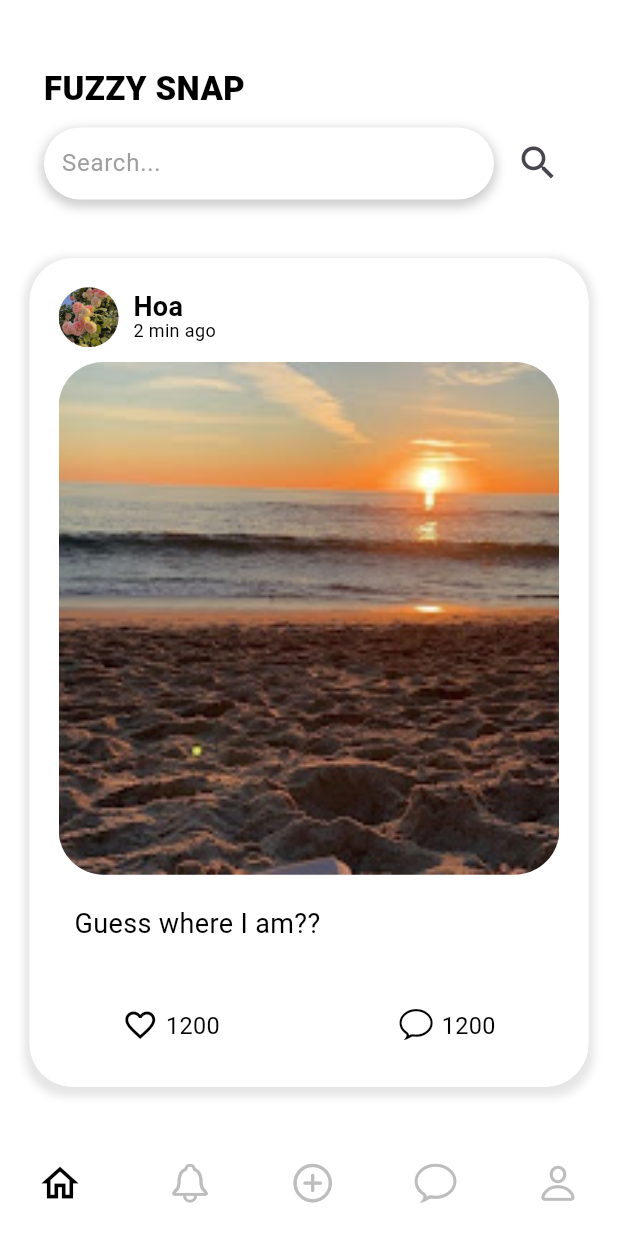
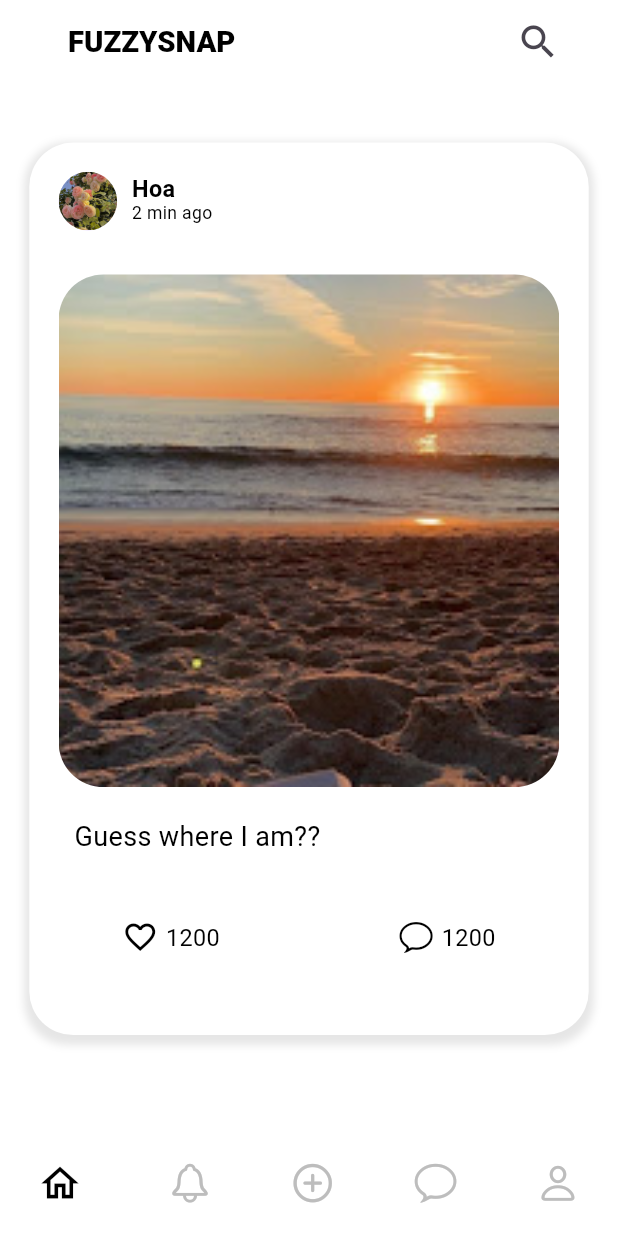
Before and after one commit to viet290423/GiaoDienNguoiMay, a Flutter app: the screen it shows after launch, on a phone screen of 412 x 824 dp. Run offline on Flutter 3.47's test engine with Material 3 defaults, Android fonts, the phone set to English and light mode, and no system bars; drawn by our look-alikes of google_nav_bar; our stand-ins replace auto_size_text, camera, get, socket_io_client, timeago; network calls fail; Roboto replaces fonts that are missing (Montserrat, Poppins).

Commit message:
sua search

```diff
--- a/demo/lib/auth/login.dart
+++ b/demo/lib/auth/login.dart
@@ -1,4 +1,4 @@
-import 'package:demo/screen/main_screen.dart';
+import 'package:demo/screen/home/main_screen.dart';
 import 'package:flutter/material.dart';
 
 class LoginScreen extends StatelessWidget {
--- a/demo/lib/main.dart
+++ b/demo/lib/main.dart
@@ -1,6 +1,6 @@
 import 'package:demo/auth/login.dart';
 import 'package:demo/auth/create_account.dart';
-import 'package:demo/screen/main_screen.dart';
+import 'package:demo/screen/home/main_screen.dart';
 // import 'package:demo/screen/test.dart';
 import 'package:flutter/material.dart';
 import 'package:get/get_navigation/get_navigation.dart';
--- a/demo/lib/screen/account_screen.dart
+++ b/demo/lib/screen/account/account_screen.dart
@@ -1,5 +1,5 @@
 import 'package:demo/app/dimensions.dart';
-import 'package:demo/screen/setting_screen.dart';
+import 'package:demo/screen/account/setting_screen.dart';
 import 'package:flutter/material.dart';
 
 class AccountScreen extends StatelessWidget {
@@ -52,7 +52,7 @@ class AccountScreen extends StatelessWidget {
                     backgroundImage: AssetImage('assets/images/flowers.png'),
                   ),
                   Text(
-                    'TML VIET',
+                    'USER NAME',
                     style: TextStyle(
                       fontSize: 30,
                       fontWeight: FontWeight.bold,
--- a/demo/lib/screen/setting_screen.dart
+++ b/demo/lib/screen/account/setting_screen.dart
@@ -1,6 +1,6 @@
 import 'package:flutter/material.dart';
-import '../auth/login.dart';
-import '../widgets/setting_widget.dart';
+import '../../auth/login.dart';
+import '../../widgets/setting_widget.dart';
 import 'account_screen.dart';
 
 class SettingScreen extends StatefulWidget {
--- a/demo/lib/screen/save_add_screen.dart
+++ b/demo/lib/screen/add/save_add_screen.dart
@@ -1,5 +1,5 @@
-import 'package:demo/screen/hienthi.dart';
-import 'package:demo/screen/home_screen.dart';
+import 'package:demo/screen/add/hienthi.dart';
+import 'package:demo/screen/home/home_screen.dart';
 import 'package:flutter/material.dart';
 import 'dart:io';
 import 'dart:convert';
--- a/demo/lib/screen/home_screen.dart
+++ b/demo/lib/screen/home/home_screen.dart
@@ -1,8 +1,8 @@
 import 'package:demo/app/dimensions.dart';
+import 'package:demo/screen/account/userposts_screen.dart';
 import 'package:flutter/cupertino.dart';
 import 'package:flutter/material.dart';
-import 'package:demo/app/dimensions.dart';
-import 'package:demo/screen/add_screen.dart';
+import 'package:demo/screen/add/add_screen.dart';
 import 'package:demo/widgets/comment_widget.dart';
 import 'package:demo/widgets/like_widget.dart';
 
@@ -56,7 +56,7 @@ class _HomeScreenState extends State<HomeScreen> {
     } else {
       return posts
           .where((post) =>
-              post['name'].toLowerCase().contains(searchQuery.toLowerCase()))
+          post['name'].toLowerCase().contains(searchQuery.toLowerCase()))
           .toList();
     }
   }
@@ -64,17 +64,47 @@ class _HomeScreenState extends State<HomeScreen> {
   @override
   Widget build(BuildContext context) {
     return Scaffold(
+      appBar: AppBar(
+        backgroundColor: Colors.white,
+        title: Padding(
+          padding: EdgeInsets.only(left: Dimensions.width30),
+          child: Text(
+            'FUZZYSNAP',
+            style: TextStyle(
+              color: Colors.black,
+              fontSize: Dimensions.font20,
+              fontFamily: 'Montserrat',
+              fontWeight: FontWeight.w800,
+            ),
+          ),
+        ),
+        actions: [
+          Padding(
+            padding: EdgeInsets.only(right: Dimensions.width30),
+            child: IconButton(
+                onPressed: () {
+                  showSearch(
+                      context: context,
+                      delegate: CustomSearch(posts: posts));
+                },
+                icon: Icon(
+                  Icons.search,
+                  size: Dimensions.iconSize24 + 6,
+                )),
+          ),
+        ],
+      ),
       backgroundColor: Colors.transparent,
       body: Stack(
         children: [
           Container(
             margin: EdgeInsets.only(
-                top: Dimensions.height45,
+                // top: Dimensions.height45,
                 left: Dimensions.width10,
                 right: Dimensions.width10),
             child: Column(
               children: [
-                _buildHeader(),
+                // _buildHeader(),
                 SizedBox(height: Dimensions.height10),
                 Expanded(
                   child: PageView.builder(
@@ -94,79 +124,11 @@ class _HomeScreenState extends State<HomeScreen> {
     );
   }
 
-  Widget _buildHeader() {
-    return Column(
-      mainAxisAlignment: MainAxisAlignment.start,
-      crossAxisAlignment: CrossAxisAlignment.start,
-      children: [
-        Padding(
-          padding: EdgeInsets.symmetric(horizontal: Dimensions.width20),
-          child: const SizedBox(
-            child: Text(
-              'FUZZY SNAP',
-              style: TextStyle(
-                color: Colors.black,
-                fontSize: 22,
-                fontFamily: 'Montserrat',
-                fontWeight: FontWeight.w800,
-              ),
-            ),
-          ),
-        ),
-        const SizedBox(height: 10),
-        Padding(
-          padding: EdgeInsets.symmetric(horizontal: Dimensions.width20),
-          child: Row(
-            mainAxisAlignment: MainAxisAlignment.spaceBetween,
-            children: [
-              Container(
-                width: 300,
-                padding:
-                    EdgeInsets.symmetric(horizontal: Dimensions.width10 + 2),
-                decoration: BoxDecoration(
-                  color: Colors.white,
-                  borderRadius: BorderRadius.circular(Dimensions.radius30),
-                  boxShadow: [
-                    BoxShadow(
-                      color: Colors.grey.withOpacity(0.5),
-                      spreadRadius: 2,
-                      blurRadius: 5,
-                      offset: const Offset(0, 3),
-                    ),
-                  ],
-                ),
-                child: TextField(
-                  controller: searchController,
-                  decoration: const InputDecoration(
-                    hintText: 'Search...',
-                    hintStyle: TextStyle(color: Colors.grey),
-                    border: InputBorder.none,
-                  ),
-                  onChanged: (value) {
-                    print('Searching for: $value');
-                  },
-                ),
-              ),
-              IconButton(
-                icon: Icon(Icons.search, size: Dimensions.iconSize24 + 6),
-                onPressed: () {
-                  setState(() {
-                    searchQuery = searchController.text;
-                  });
-                },
-              ),
-            ],
-          ),
-        ),
-      ],
-    );
-  }
-
   Widget _buildPost(Map<String, dynamic> post, int index) {
     return Container(
       margin: EdgeInsets.only(
           top: Dimensions.height30,
-          bottom: Dimensions.height30,
+          bottom: Dimensions.height45 + 20,
           left: Dimensions.width10,
           right: Dimensions.width10),
       width: double.infinity,
@@ -191,22 +153,26 @@ class _HomeScreenState extends State<HomeScreen> {
         child: Column(
           children: [
             Row(
+              mainAxisAlignment: MainAxisAlignment.start,
+              crossAxisAlignment: CrossAxisAlignment.start,
               children: [
                 CircleAvatar(
+                  radius: Dimensions.radius20,
                   backgroundImage: AssetImage(post['avatar']),
                 ),
                 SizedBox(width: Dimensions.height10),
                 Column(
                   crossAxisAlignment: CrossAxisAlignment.start,
+                  mainAxisAlignment: MainAxisAlignment.start,
                   children: [
                     SizedBox(
                       // width: 200,
                       height: Dimensions.height20,
                       child: Text(
                         post['name'],
-                        style: const TextStyle(
+                        style: TextStyle(
                           color: Colors.black,
-                          fontSize: 18,
+                          fontSize: Dimensions.font16,
                           fontFamily: 'Montserrat',
                           fontWeight: FontWeight.w700,
                         ),
@@ -217,9 +183,9 @@ class _HomeScreenState extends State<HomeScreen> {
                       height: Dimensions.height20,
                       child: Text(
                         post['time'],
-                        style: const TextStyle(
+                        style: TextStyle(
                           color: Colors.black,
-                          fontSize: 12,
+                          fontSize: Dimensions.font12,
                           fontFamily: 'Montserrat',
                           fontWeight: FontWeight.w400,
                         ),
@@ -229,7 +195,7 @@ class _HomeScreenState extends State<HomeScreen> {
                 ),
               ],
             ),
-            SizedBox(height: Dimensions.height10),
+            SizedBox(height: Dimensions.height30),
             GestureDetector(
               onDoubleTap: () {
                 setState(() {
@@ -362,3 +328,87 @@ class _HomeScreenState extends State<HomeScreen> {
     );
   }
 }
+
+class CustomSearch extends SearchDelegate {
+  final List<Map<String, dynamic>> posts;
+
+  CustomSearch({required this.posts});
+
+  @override
+  List<Widget>? buildActions(BuildContext context) {
+    return [
+      IconButton(
+        icon: Icon(Icons.clear),
+        onPressed: () {
+          query = '';
+        },
+      ),
+    ];
+  }
+
+  @override
+  Widget? buildLeading(BuildContext context) {
+    return IconButton(
+      icon: Icon(Icons.arrow_back),
+      onPressed: () {
+        close(context, null);
+      },
+    );
+  }
+
+  @override
+  Widget buildResults(BuildContext context) {
+    final List<Map<String, dynamic>> filteredPosts = posts
+        .where((post) => post['name'].toLowerCase().contains(query.toLowerCase()))
+        .toList();
+
+    return ListView.builder(
+      itemCount: filteredPosts.length,
+      itemBuilder: (context, index) {
+        final post = filteredPosts[index];
+        return ListTile(
+          leading: CircleAvatar(
+            backgroundImage: AssetImage(post['avatar']),
+          ),
+          title: Text(post['name']),
+          onTap: () {
+            // Khi bấm vào tên của người đăng, hiển thị các bài đăng của họ
+            Navigator.push(
+              context,
+              MaterialPageRoute(
+                builder: (context) => UserPostsScreen(
+                  userName: post['name'],
+                  posts: posts,
+                ),
+              ),
+            );
+          },
+        );
+      },
+    );
+  }
+
+  @override
+  Widget buildSuggestions(BuildContext context) {
+    final List<Map<String, dynamic>> filteredPosts = posts
+        .where((post) => post['name'].toLowerCase().contains(query.toLowerCase()))
+        .toList();
+
+    return ListView.builder(
+      itemCount: filteredPosts.length,
+      itemBuilder: (context, index) {
+        final post = filteredPosts[index];
+        return ListTile(
+          leading: CircleAvatar(
+            backgroundImage: AssetImage(post['avatar']),
+          ),
+          title: Text(post['name']),
+          onTap: () {
+            query = post['name'];
+            showResults(context);
+          },
+        );
+      },
+    );
+  }
+}
```
Also changed, not shown: demo/lib/screen/account/userposts_screen.dart (added, +35 -0 lines), demo/lib/screen/home/main_screen.dart (renamed from demo/lib/screen/main_screen.dart, +5 -5 lines), demo/lib/screen/test.dart (deleted, +0 -261 lines), demo/lib/screen/add/add_screen.dart (renamed from demo/lib/screen/add_screen.dart), demo/lib/screen/add/hienthi.dart (renamed from demo/lib/screen/hienthi.dart), demo/lib/screen/auth/login_screen.dart (renamed from demo/lib/screen/login_screen.dart), demo/lib/screen/chat/chat_screen.dart (renamed from demo/lib/screen/chat_screen.dart), demo/lib/screen/notification/notification_screen.dart (renamed from demo/lib/screen/notification_screen.dart), demo/pubspec.lock.
